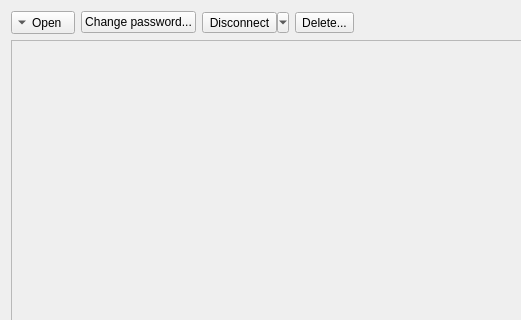
First picture: the form in src/manager/walletcontrolwidget.ui, repository KDE/kwalletmanager, before the edit; both pictures show x 0 to 521 and y 0 to 320 of the 881 by 512 pixel window.
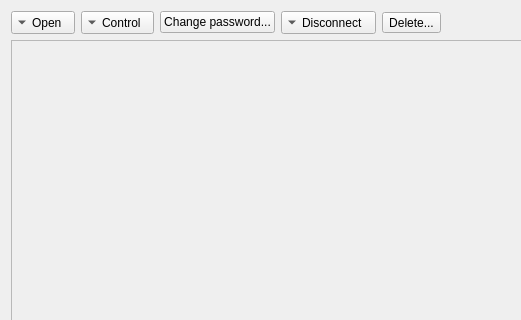
Second picture: the form after the edit.

Commit message: KWalletEditor is now directly used by the ControlWidget

What changed in the file:
```diff
--- a/src/manager/walletcontrolwidget.ui
+++ b/src/manager/walletcontrolwidget.ui
@@ -32,6 +32,19 @@
        </property>
       </widget>
      </item>
+     <item>
+      <widget class="QToolButton" name="_control">
+       <property name="text">
+        <string>Control</string>
+       </property>
+       <property name="toolButtonStyle">
+        <enum>Qt::ToolButtonTextBesideIcon</enum>
+       </property>
+       <property name="arrowType">
+        <enum>Qt::DownArrow</enum>
+       </property>
+      </widget>
+     </item>
      <item>
       <widget class="QPushButton" name="_changePassword">
        <property name="text">
@@ -48,10 +61,16 @@
         <string>Disconnect</string>
        </property>
        <property name="popupMode">
-        <enum>QToolButton::MenuButtonPopup</enum>
+        <enum>QToolButton::DelayedPopup</enum>
+       </property>
+       <property name="toolButtonStyle">
+        <enum>Qt::ToolButtonTextBesideIcon</enum>
+       </property>
+       <property name="autoRaise">
+        <bool>false</bool>
        </property>
        <property name="arrowType">
-        <enum>Qt::NoArrow</enum>
+        <enum>Qt::DownArrow</enum>
        </property>
       </widget>
      </item>
```
The commit also changes 8 other files.
